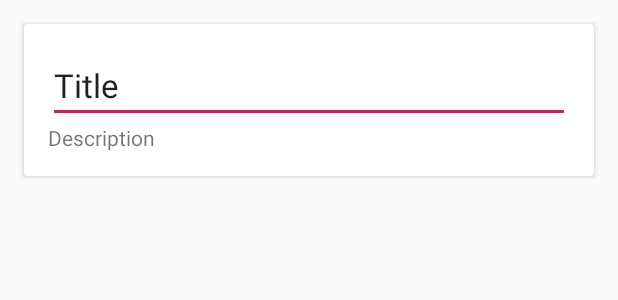
After one commit to VishBK/PrettyColors, an Android app: the layout palette_item.xml on its own in the app's theme, with its tools: preview values and no code run, on a phone screen of 412 x 824 dp. The commit adds this screen. Shown: the top 300 px of the screen. Run offline under Robolectric (Android 15) with nearby library versions, the phone set to English and light mode, and no system bars.

Commit message:
can save titles, and save palettes from the wheel

```diff
--- a/app/build.gradle
+++ b/app/build.gradle
@@ -19,7 +19,7 @@ android {
 }
 
 dependencies {
-    implementation fileTree(dir: 'libs', include: ['*.jar'])
+    implementation fileTree(include: ['*.jar'], dir: 'libs')
     implementation 'com.android.support:appcompat-v7:28.0.0'
     implementation 'com.android.support:design:28.0.0'
     implementation 'com.android.support.constraint:constraint-layout:1.1.3'
@@ -27,4 +27,6 @@ dependencies {
     testImplementation 'junit:junit:4.12'
     androidTestImplementation 'com.android.support.test:runner:1.0.2'
     androidTestImplementation 'com.android.support.test.espresso:espresso-core:3.0.2'
+    implementation 'com.android.support:recyclerview-v7:28.0.0'
+    implementation 'com.android.support:cardview-v7:28.0.0'
 }
--- /dev/null
+++ b/app/src/main/res/layout/palette_item.xml
@@ -0,0 +1,34 @@
+<?xml version="1.0" encoding="utf-8"?>
+<LinearLayout xmlns:android="http://schemas.android.com/apk/res/android"
+    android:orientation="vertical" android:layout_width="match_parent"
+    android:layout_height="wrap_content">
+
+    <android.support.v7.widget.CardView
+        android:layout_margin="@dimen/activity_horizontal_margin"
+        android:layout_width="match_parent"
+        android:layout_height="wrap_content">
+
+        <LinearLayout
+            android:id="@+id/linearLayout"
+            android:padding="@dimen/activity_horizontal_margin"
+            android:layout_width="match_parent"
+            android:layout_height="wrap_content"
+            android:orientation="vertical">
+
+            <EditText
+                android:id="@+id/textViewTitle"
+                android:text="Title"
+                android:textAppearance="@style/Base.TextAppearance.AppCompat.Large"
+                android:layout_width="match_parent"
+                android:layout_height="wrap_content" />
+
+            <TextView
+                android:id="@+id/textViewDesc"
+                android:text="Description"
+                android:layout_width="match_parent"
+                android:layout_height="wrap_content" />
+
+        </LinearLayout>
+
+    </android.support.v7.widget.CardView>
+</LinearLayout>
```
Also changed, not shown: app/src/main/java/com/example/vishk/prettycolors/ColorsFragment.java (+29 -5 lines), app/src/main/java/com/example/vishk/prettycolors/PaletteItem.java (renamed from app/src/main/java/com/example/vishk/prettycolors/Palette.java, +12 -2 lines), app/src/main/java/com/example/vishk/prettycolors/PaletteListAdapter.java (added, +95 -0 lines), app/src/main/java/com/example/vishk/prettycolors/WheelFragment.java (+3 -7 lines), app/src/main/res/layout/fragment_colors.xml (+3 -7 lines).
